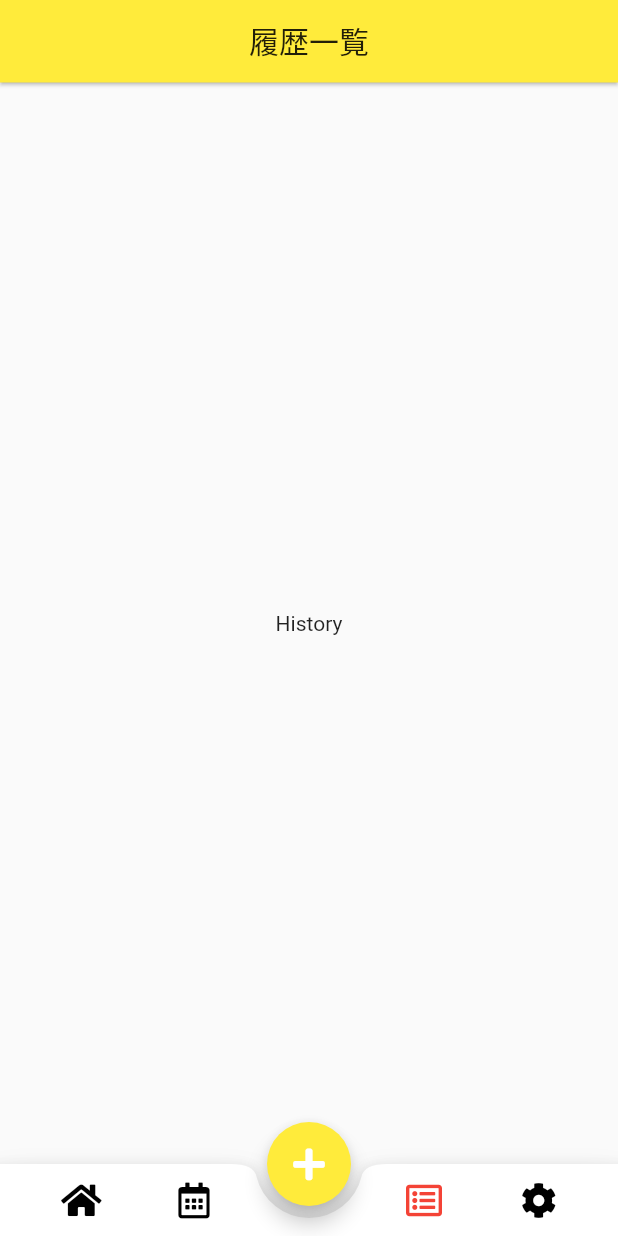
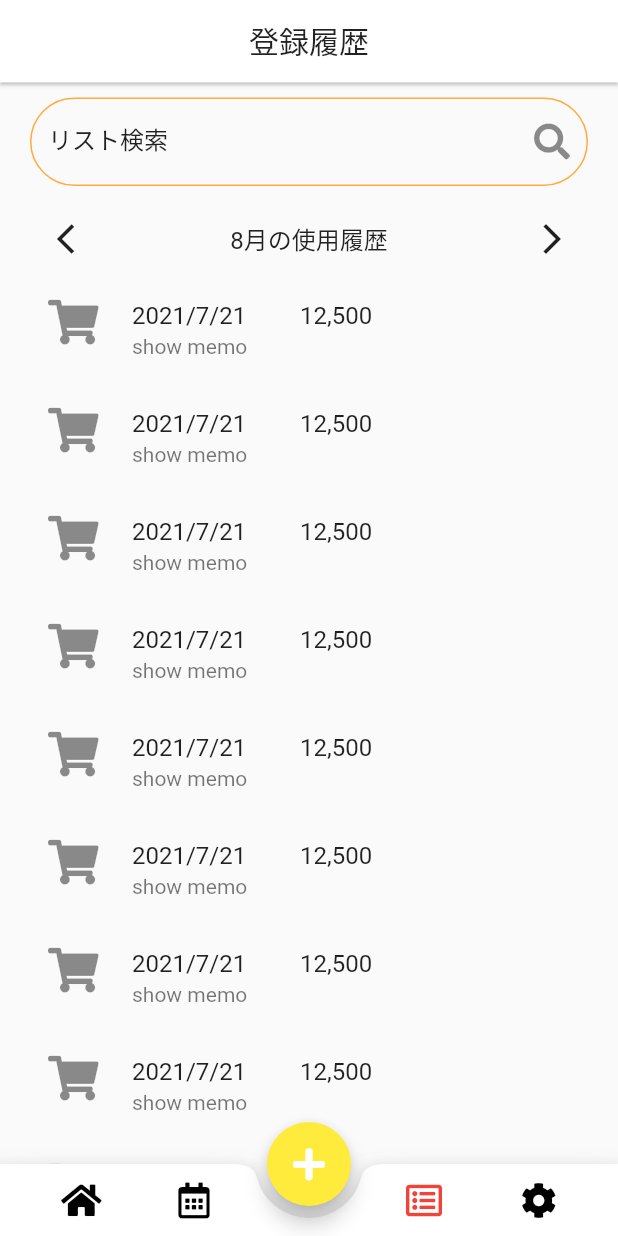
Before and after one commit to Kurogoma939/flutter_cashen, a Flutter app: the screen it shows after launch, item 3 of the bottom bar chosen, on a phone screen of 412 x 824 dp. Run offline on Flutter 3.47's test engine with Material 2 defaults, Android fonts, the light colour scheme and no system bars; our stand-ins replace font_awesome_flutter; Roboto replaces fonts that are missing (MPLUSRounded).

Commit message:
履歴画面のサンプルUI及びTodo設定

```diff
--- a/lib/presentations/pages/add_tab_page.dart
+++ b/lib/presentations/pages/add_tab_page.dart
@@ -9,16 +9,10 @@ class AddTab extends StatelessWidget {
       appBar: PreferredSize(
         preferredSize: const Size.fromHeight(55),
         child: AppBar(
-          leading: IconButton(
-            icon: Icon(Icons.arrow_back_rounded),
-            onPressed: () {
-              Navigator.pop(context);
-            },
-          ),
-          automaticallyImplyLeading: false,
-          title: const Text('Cashen'),
+          title: const Text('登録する'),
           centerTitle: true,
           elevation: 1,
+          backgroundColor: Colors.white,
         ),
       ),
       body: Center(
--- a/lib/presentations/pages/calendar_tab_page.dart
+++ b/lib/presentations/pages/calendar_tab_page.dart
@@ -13,6 +13,7 @@ class CalendarTab extends StatelessWidget {
           title: const Text('カレンダー'),
           centerTitle: true,
           elevation: 1,
+          backgroundColor: Colors.white,
         ),
       ),
       body: Center(
--- /dev/null
+++ b/lib/presentations/pages/history_list_detail.dart
@@ -0,0 +1,20 @@
+import 'package:flutter/material.dart';
+
+class ListDetail extends StatefulWidget {
+  const ListDetail({Key? key}) : super(key: key);
+
+  @override
+  _ListDetailState createState() => _ListDetailState();
+}
+
+class _ListDetailState extends State<ListDetail> {
+  @override
+  Widget build(BuildContext context) {
+    return Scaffold(
+      appBar: AppBar(),
+      body: Center(
+        child: Text('detail'),
+      ),
+    );
+  }
+}
--- a/lib/presentations/pages/history_tab_page.dart
+++ b/lib/presentations/pages/history_tab_page.dart
@@ -1,22 +1,110 @@
+import 'package:flutter/foundation.dart';
 import 'package:flutter/material.dart';
+import 'package:font_awesome_flutter/font_awesome_flutter.dart';
 
+///完全ダミーだが、値は変わっていくのでStatefulで管理
 class HistoryTab extends StatelessWidget {
   const HistoryTab({Key? key}) : super(key: key);
 
-  @override
   Widget build(BuildContext context) {
     return Scaffold(
       appBar: PreferredSize(
         preferredSize: const Size.fromHeight(55),
         child: AppBar(
-          automaticallyImplyLeading: false,
-          title: const Text('履歴一覧'),
+          title: const Text('登録履歴'),
           centerTitle: true,
           elevation: 1,
+          backgroundColor: Colors.white,
         ),
       ),
-      body: Center(
-        child: Text('History'),
+      body: SingleChildScrollView(
+        child: Column(
+          children: [
+            Padding(
+              padding: const EdgeInsets.symmetric(horizontal: 20, vertical: 10),
+              child: Container(
+                width: double.infinity,
+
+                /// Todo : フォーカスのオンオフ
+                /// Todo : 検索機能の実装 (対象:カテゴリ?とメモ）
+                child: TextField(
+                    decoration: InputDecoration(
+                  labelText: 'リスト検索',
+                  labelStyle: TextStyle(color: Colors.black87),
+                  border: OutlineInputBorder(
+                    borderRadius: BorderRadius.all(Radius.circular(30.0)),
+                  ),
+                  suffixIcon: Icon(FontAwesomeIcons.search),
+                  focusedBorder: OutlineInputBorder(
+                    borderRadius: BorderRadius.all(Radius.circular(30.0)),
+                    borderSide:
+                        BorderSide(width: 1, color: Colors.orangeAccent),
+                  ),
+                  enabledBorder: OutlineInputBorder(
+                    borderRadius: BorderRadius.all(Radius.circular(30.0)),
+                    borderSide:
+                        BorderSide(width: 1, color: Colors.orangeAccent),
+                  ),
+                )),
+              ),
+            ),
+            Padding(
+              padding: const EdgeInsets.symmetric(horizontal: 20),
+              child: Container(
+                height: 50,
+                child: Row(
+                  mainAxisAlignment: MainAxisAlignment.spaceBetween,
+                  children: [
+                    /// Todo : 前の月へ戻る
+                    IconButton(
+                        onPressed: () {},
+                        icon: Icon(Icons.arrow_back_ios_outlined)),
+
+                    /// Todo : 今月を表示
+                    Text(
+                      '8月の使用履歴',
+                      style: TextStyle(fontSize: 16),
+                    ),
+
+                    /// Todo : 翌月を表示（無限または今月までの制限をかける）
+                    /// Todo : 今月だったら非表示
+                    IconButton(
+                        onPressed: () {},
+                        icon: Icon(Icons.arrow_forward_ios_outlined))
+                  ],
+                ),
+              ),
+            ),
+            Padding(
+              padding: const EdgeInsets.symmetric(horizontal: 16),
+              child: Container(
+                child: ListView.builder(
+                  shrinkWrap: true,
+                  physics: NeverScrollableScrollPhysics(),
+                  itemCount: 30,
+                  itemBuilder: (BuildContext context, int index) {
+                    return ListTile(
+                      leading: Icon(
+                        FontAwesomeIcons.shoppingCart,
+                        size: 30,
+                      ),
+                      title: Row(
+                        children: [
+                          Text('2021/7/21'),
+                          SizedBox(
+                            width: 36,
+                          ),
+                          Text('12,500')
+                        ],
+                      ),
+                      subtitle: Text('show memo'),
+                    );
+                  },
+                ),
+              ),
+            ),
+          ],
+        ),
       ),
     );
   }
--- a/lib/presentations/pages/home_tab_page.dart
+++ b/lib/presentations/pages/home_tab_page.dart
@@ -13,6 +13,7 @@ class HomeTab extends StatelessWidget {
           title: const Text('Cashen'),
           centerTitle: true,
           elevation: 1,
+          backgroundColor: Colors.white,
         ),
       ),
       body: Center(
--- a/lib/presentations/pages/setting_tab_page.dart
+++ b/lib/presentations/pages/setting_tab_page.dart
@@ -13,6 +13,7 @@ class SettingTab extends StatelessWidget {
           title: const Text('設定'),
           centerTitle: true,
           elevation: 1,
+          backgroundColor: Colors.white,
         ),
       ),
       body: Center(
```
